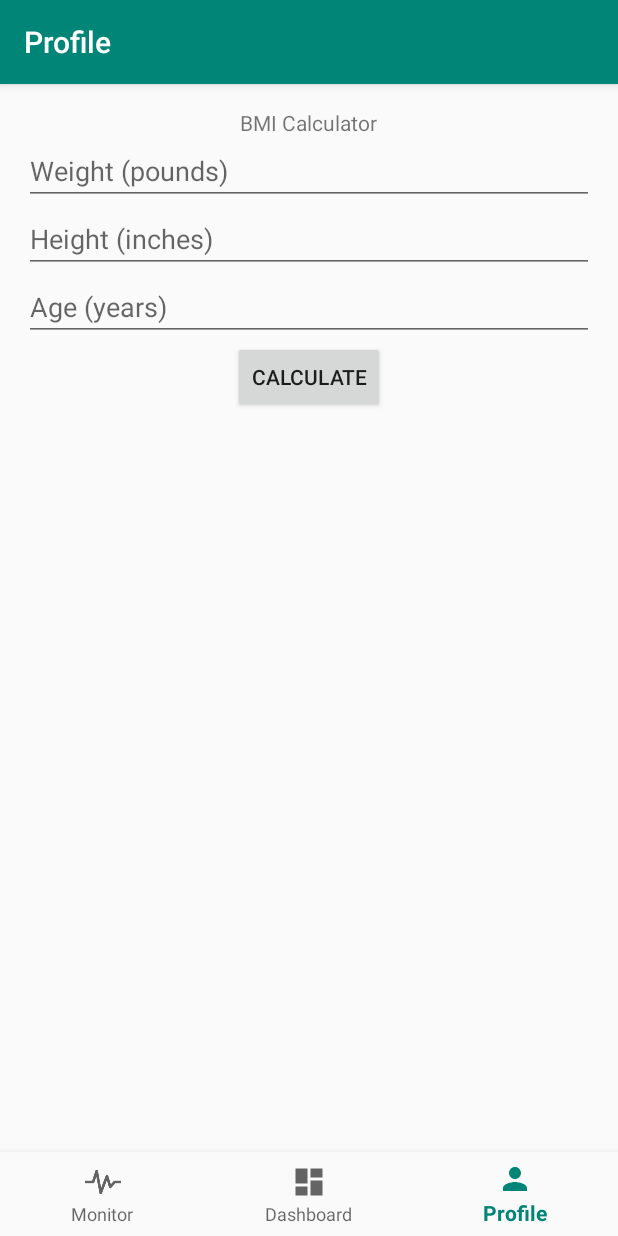
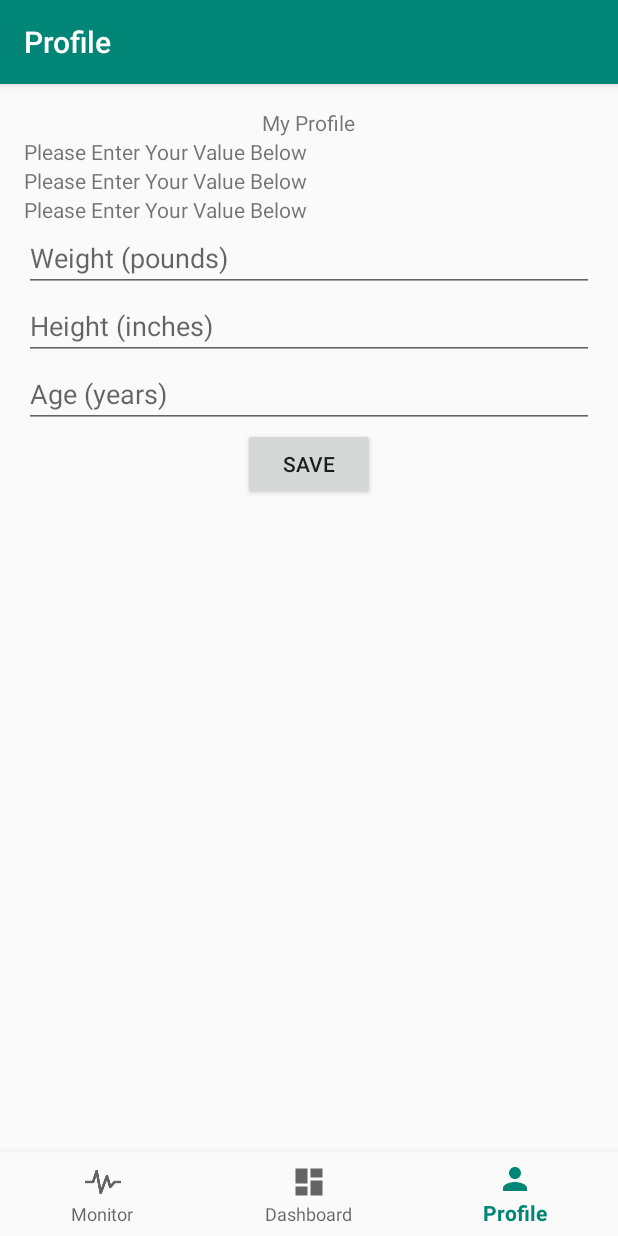
Before and after one commit to Zjjc123/Vitality, an Android app: the ProfileFragment screen opened through its navigation route, on a phone screen of 412 x 824 dp. Run offline under Robolectric (Android 15) with nearby library versions, the phone set to English and light mode, and no system bars; our stand-ins replace navigation-ui.

Commit message:
store values in "myprofile"

```diff
--- a/app/src/main/java/com/JGR/HeartRateMonitor/ui/ProfileFragment.java
+++ b/app/src/main/java/com/JGR/HeartRateMonitor/ui/ProfileFragment.java
@@ -1,7 +1,10 @@
 package com.JGR.HeartRateMonitor.ui;
 
+import android.content.Context;
 import android.content.SharedPreferences;
 import android.os.Bundle;
+import android.text.Editable;
+import android.text.TextWatcher;
 import android.view.LayoutInflater;
 import android.view.View;
 import android.view.ViewGroup;
@@ -21,10 +24,15 @@ public class ProfileFragment extends Fragment {
 
         View root = inflater.inflate(R.layout.fragment_profile, container, false);
 
+        weight = root.findViewById(R.id.in_weight);
+        height = root.findViewById(R.id.in_height);
+        age = root.findViewById(R.id.in_age);
 
-        input1 = root.findViewById(R.id.in_weight);
-        input2 = root.findViewById(R.id.in_height);
-        input3 = root.findViewById(R.id.in_age);
+        disp_weight = root.findViewById(R.id.disp_weight);
+        disp_height = root.findViewById(R.id.disp_height);
+        disp_age = root.findViewById(R.id.disp_age);
+
+        showValues();
 
         Button bt_calculate = root.findViewById(R.id.bt_calculate);
 
@@ -33,36 +41,87 @@ public class ProfileFragment extends Fragment {
         bt_calculate.setOnClickListener(new View.OnClickListener() {
             @Override
             public void onClick(View view) {
-                makeCalculations();
+                storeValues();
             }
         });
+
 
         return root;
     }
 
 
-    private EditText input1;
-    private EditText input2;
-    private EditText input3;
+    private EditText weight;
+    private EditText height;
+    private EditText age;
 
     SharedPreferences sharedPref;
 
     private TextView tv_result;
+    private TextView disp_weight;
+    private TextView disp_height;
+    private TextView disp_age;
 
-    private void makeCalculations() {
-        // I'm assuming you're getting numbers.
-        double weight = Double.valueOf(input1.getText().toString());
-        double height = Double.valueOf(input2.getText().toString());
-        double age = Double.valueOf(input3.getText().toString());
+
+    private void storeValues() {
+
+        SharedPreferences sharedPref = getActivity().getPreferences(Context.MODE_PRIVATE);
+        SharedPreferences.Editor editor = sharedPref.edit();
+
+        if (!(weight.getText().toString().matches(""))) {
+            int user_weight = Integer.valueOf(weight.getText().toString());
+            editor.putInt("weight", user_weight);
+        }
+
+        if (!(height.getText().toString().matches(""))) {
+            int user_height = Integer.valueOf(height.getText().toString());
+            editor.putInt("height", user_height);
+        }
+
+        if (!(age.getText().toString().matches(""))) {
+            int user_age = Integer.valueOf(age.getText().toString());
+            editor.putInt("age", user_age);
+        }
+
+        editor.apply();
 
         // int restHR = sharedPref.getInt("rest_hr", 80);
 
-        double bmi = (703*weight)/(height*height);
-        double hrMax = 207-(0.7*age);
+//        double bmi = (703*user_weight)/(user_height*user_height);
+//        double hrMax = 207-(0.7*user_age);
         // Do your calculation here.
         // I'm assuming you have inserted the result on a variable called 'result'. Like: double result
 
-        tv_result.setText("BMI: " + bmi);
+        tv_result.setText("Values Stored");
+
+        showValues();
+
+
+//        weight.setText(user_weight);
+//        height.setText(user_height);
+//        age.setText(user_age);
+
+    }
+
+    private void showValues() {
+        SharedPreferences sharedPref = getActivity().getPreferences(Context.MODE_PRIVATE);
+        int weight = sharedPref.getInt("weight", 0);
+        int height = sharedPref.getInt("height", 0);
+        int age = sharedPref.getInt("age", 0);
+
+
+
+        disp_weight.setText(checkDefault(weight));
+        disp_height.setText(checkDefault(height));
+        disp_age.setText(checkDefault(age));
+
+    }
+
+    private String checkDefault(int key) {
+        if (key == 0) {
+            return "Please Enter Your Value Below";
+        } else {
+            return Integer.toString(key);
+        }
     }
 
     // The rest of your Activity and methods.
--- a/app/src/main/res/layout/fragment_profile.xml
+++ b/app/src/main/res/layout/fragment_profile.xml
@@ -13,9 +13,24 @@ android:paddingTop="@dimen/activity_vertical_margin">
 <TextView
     android:layout_width="wrap_content"
     android:layout_height="wrap_content"
-    android:text="BMI Calculator"
+    android:text="My Profile"
     android:id="@+id/tv_title"
     android:layout_gravity="center_horizontal" />
+
+    <TextView
+        android:layout_width="wrap_content"
+        android:layout_height="wrap_content"
+        android:id="@+id/disp_weight"/>
+
+    <TextView
+        android:layout_width="wrap_content"
+        android:layout_height="wrap_content"
+        android:id="@+id/disp_height"/>
+
+    <TextView
+        android:layout_width="wrap_content"
+        android:layout_height="wrap_content"
+        android:id="@+id/disp_age"/>
 
 <EditText
     android:layout_width="match_parent"
@@ -44,7 +59,7 @@ android:paddingTop="@dimen/activity_vertical_margin">
 <Button
     android:layout_width="wrap_content"
     android:layout_height="wrap_content"
-    android:text="Calculate"
+    android:text="Save"
     android:id="@+id/bt_calculate"
     android:layout_gravity="center_horizontal" />
 
```
